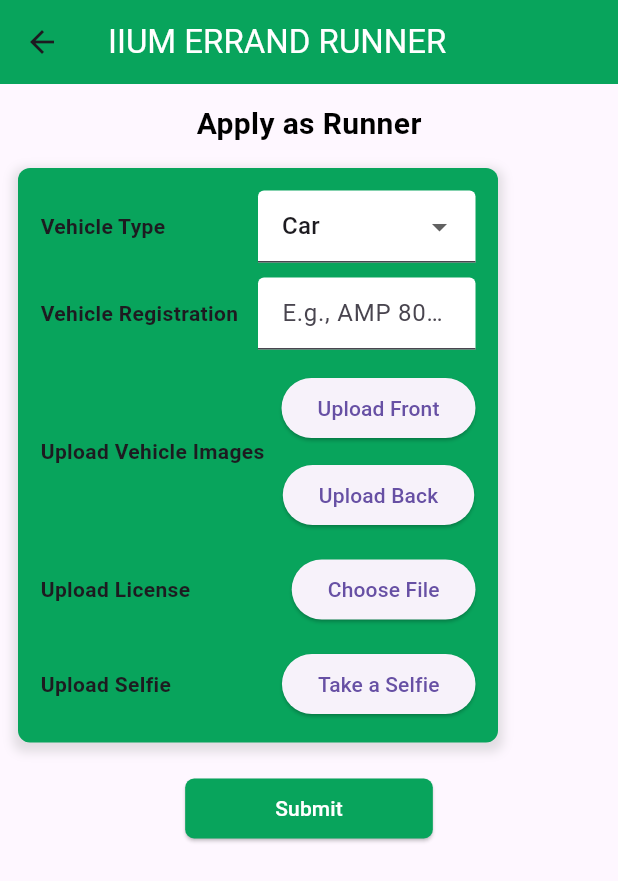
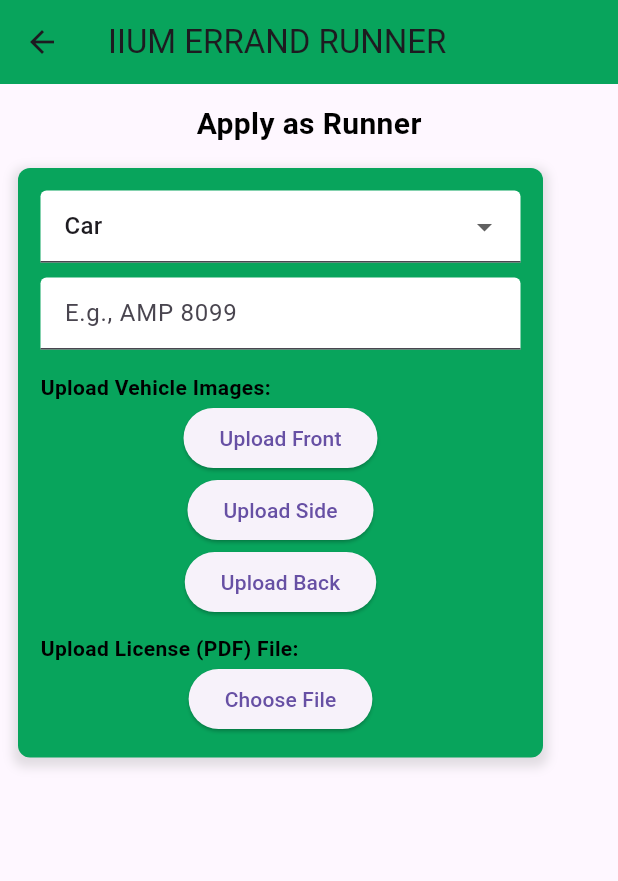
Before and after one commit to FarisArch/INFO-4335-OMEN, a Flutter app: the RunnerApplicationPage screen opened directly, after a tap on "Choose File", on a phone screen of 412 x 824 dp. Shown: the top 881 px of the screen. Run offline on Flutter 3.47's test engine with Material 3 defaults, Android fonts, the phone set to English and light mode, and no system bars; our stand-ins replace cloud_firestore, file_picker, firebase_core, image_picker; accounts and stored records are empty.

Commit message:
Update runner_apply.dart

```diff
--- a/i_run/lib/runnerPages/runner_apply.dart
+++ b/i_run/lib/runnerPages/runner_apply.dart
@@ -1,6 +1,7 @@
 import 'package:flutter/material.dart';
+import 'dart:io';
+import 'package:file_picker/file_picker.dart';
 import 'package:image_picker/image_picker.dart';
-import 'dart:io';
 
 class RunnerApplicationPage extends StatefulWidget {
   const RunnerApplicationPage({super.key});
@@ -10,83 +11,84 @@ class RunnerApplicationPage extends StatefulWidget {
 }
 
 class _RunnerApplicationPageState extends State<RunnerApplicationPage> {
-  // Variables to store user inputs
   String dropdownVehicleType = 'Car';
-  String vehicleRegistration = '';
+  final TextEditingController _vehicleRegController = TextEditingController();
   File? vehicleFrontImage;
   File? vehicleBackImage;
-  File? licenseImage;
-  File? selfieImage;
+  File? vehicleSideImage;
+  File? licenseFile;
   final _formKey = GlobalKey<FormState>();
   final plateRegex = RegExp(r'^[A-Z]{1,3}\s?\d{1,4}[A-Z]?$');
 
-  // Function to handle image selection from gallery or camera
-  Future<void> _pickImage(ImageSource source, String imageType) async {
-    final picker = ImagePicker();
-    final pickedFile = await picker.pickImage(source: source);
+  // Function to pick an image from the gallery
+  Future<void> _pickImage(String fileType) async {
+    final ImagePicker picker = ImagePicker();
+    final XFile? pickedFile = await picker.pickImage(source: ImageSource.gallery);
 
     if (pickedFile != null) {
       setState(() {
-        switch (imageType) {
+        File selectedFile = File(pickedFile.path);
+        switch (fileType) {
           case 'front':
-            vehicleFrontImage = File(pickedFile.path);
+            vehicleFrontImage = selectedFile;
             break;
           case 'back':
-            vehicleBackImage = File(pickedFile.path);
+            vehicleBackImage = selectedFile;
             break;
-          case 'license':
-            licenseImage = File(pickedFile.path);
-            break;
-          case 'selfie':
-            selfieImage = File(pickedFile.path);
+          case 'side':
+            vehicleSideImage = selectedFile;
             break;
         }
       });
     }
   }
 
-  // Function to validate vehicle registration format
+  // Function to pick a PDF file for license upload
+  Future<void> _pickPDF() async {
+    FilePickerResult? result = await FilePicker.platform.pickFiles(
+      type: FileType.custom,
+      allowedExtensions: ['pdf'],
+    );
+
+    if (result != null) {
+      setState(() {
+        licenseFile = File(result.files.single.path!);
+      });
+    }
+  }
+
+  // Function to validate vehicle registration plate format
   String? _validatePlate(String? value) {
-    if (value == null || value.isEmpty) {
-      return 'Please enter vehicle registration';
-    }
-    if (!plateRegex.hasMatch(value)) {
-      return 'Invalid Malaysian plate format';
-    }
+    if (value == null || value.isEmpty) return 'Please enter vehicle registration';
+    if (!plateRegex.hasMatch(value)) return 'Invalid Malaysian plate format';
     return null;
   }
 
   @override
   Widget build(BuildContext context) {
     return Scaffold(
+      resizeToAvoidBottomInset: false,
       appBar: AppBar(
-        title: const Text(
-          "IIUM ERRAND RUNNER",
-          style: TextStyle(color: Colors.white),
-        ),
+        title: const Text("IIUM ERRAND RUNNER"),
         backgroundColor: const Color.fromARGB(255, 8, 164, 92),
       ),
-      body: Center(
+      body: SingleChildScrollView(
         child: Padding(
           padding: const EdgeInsets.all(12.0),
           child: Column(
             crossAxisAlignment: CrossAxisAlignment.start,
             children: [
-              // Page title
               const Center(
                 child: Text(
                   'Apply as Runner',
-                  style: TextStyle(
-                    fontSize: 20,
-                    fontWeight: FontWeight.bold,
-                    color: Colors.black,
-                  ),
+                  style: TextStyle(fontSize: 20, fontWeight: FontWeight.bold, color: Colors.black),
                 ),
               ),
               const SizedBox(height: 15),
-              // Form container with green background
+
+              // Container for form inputs
               Container(
-                width: 320,
+                width: 350,
                 padding: const EdgeInsets.all(15.0),
                 decoration: BoxDecoration(
                   color: const Color.fromARGB(255, 8, 164, 92),
@@ -105,20 +107,10 @@ class _RunnerApplicationPageState extends State<RunnerApplicationPage> {
                   child: Column(
                     crossAxisAlignment: CrossAxisAlignment.start,
                     children: [
-                      // Vehicle type dropdown
-                      Row(
-                        children: [
-                          const Expanded(
-                              child: Text('Vehicle Type',
-                                  style: TextStyle(
-                                      fontWeight: FontWeight.bold))),
-                          Expanded(
-                            child: DropdownButtonFormField<String>(
+                      // Dropdown for selecting vehicle type
+                      DropdownButtonFormField<String>(
                         value: dropdownVehicleType,
-                               decoration: const InputDecoration(
-                                filled: true,
-                                fillColor: Colors.white,
-                              ),
+                        decoration: const InputDecoration(filled: true, fillColor: Colors.white),
                         items: ['Car', 'Motorcycle'].map((String value) {
                           return DropdownMenuItem<String>(
                             value: value,
@@ -131,97 +123,70 @@ class _RunnerApplicationPageState extends State<RunnerApplicationPage> {
                           });
                         },
                       ),
-                          ),
-                        ],
-                      ),
                       const SizedBox(height: 10),
-                      // Vehicle registration input field
-                      Row(
-                        children: [
-                          const Expanded(
-                              child: Text('Vehicle Registration',
-                                  style: TextStyle(
-                                      fontWeight: FontWeight.bold))),
-                          Expanded(
-                            child: TextFormField(
+
+                      // Input field for vehicle registration number
+                      TextFormField(
+                        controller: _vehicleRegController,
                         decoration: const InputDecoration(
                           hintText: 'E.g., AMP 8099',
                           filled: true,
                           fillColor: Colors.white,
                         ),
                         validator: _validatePlate,
-                              onChanged: (value) => vehicleRegistration = value,
+                      ),
+                      const SizedBox(height: 15),
+
+                      // Section for uploading vehicle images
+                      const Text(
+                        'Upload Vehicle Images:',
+                        style: TextStyle(fontWeight: FontWeight.bold, color: Colors.black),
+                      ),
+                      Center(
+                        child: Column(
+                          children: [
+                            ElevatedButton(
+                              onPressed: () => _pickImage('front'),
+                              child: const Text("Upload Front"),
+                            ),
+                            if (vehicleFrontImage != null) Image.file(vehicleFrontImage!, height: 100),
+                            ElevatedButton(
+                              onPressed: () => _pickImage('side'),
+                              child: const Text("Upload Side"),
+                            ),
+                            if (vehicleSideImage != null) Image.file(vehicleSideImage!, height: 100),
+                            ElevatedButton(
+                              onPressed: () => _pickImage('back'),
+                              child: const Text("Upload Back"),
+                            ),
+                            if (vehicleBackImage != null) Image.file(vehicleBackImage!, height: 100),
+                          ],
+                        ),
+                      ),
+                      const SizedBox(height: 10),
+
+                      // Section for uploading license PDF file
+                      const Text(
+                        'Upload License (PDF) File:',
+                        style: TextStyle(fontWeight: FontWeight.bold, color: Colors.black),
+                      ),
+                      Center(
+                        child: Column(
+                          children: [
+                            ElevatedButton(
+                              onPressed: _pickPDF,
+                              child: const Text("Choose File"),
+                            ),
+                            if (licenseFile != null)
+                              Text(
+                                'File: ${licenseFile!.path.split('/').last}',
+                                style: const TextStyle(color: Colors.black),
+                              ),
+                          ],
                         ),
                       ),
                     ],
                   ),
-                      const SizedBox(height: 15),
-                      // Upload vehicle images (front and back)
-                      Row(
-                        children: [
-                          const Expanded(
-                              child: Text("Upload Vehicle Images",
-                                  style: TextStyle(fontWeight: FontWeight.bold))),
-                          Column(
-                            children: [
-                              ElevatedButton(
-                                onPressed: () => _pickImage(ImageSource.gallery, 'front'),
-                                child: const Text("Upload Front"),
-                              ),
-                              const SizedBox(height: 10), // Gap between buttons
-                              ElevatedButton(
-                                onPressed: () => _pickImage(ImageSource.gallery, 'back'),
-                                child: const Text("Upload Back"),
-                              ),
-                            ],
-                          ),
-                        ],
-                      ),
-                      const SizedBox(height: 15),
-                      // Upload license
-                      Row(
-                        children: [
-                          const Expanded(
-                              child: Text("Upload License",
-                                  style: TextStyle(fontWeight: FontWeight.bold))),
-                          ElevatedButton(
-                            onPressed: () => _pickImage(ImageSource.gallery, 'license'),
-                            child: const Text("Choose File"),
-                          ),
-                        ],
-                      ),
-                      const SizedBox(height: 15),
-                      // Upload selfie
-                      Row(
-                        children: [
-                          const Expanded(
-                              child: Text("Upload Selfie",
-                                  style: TextStyle(fontWeight: FontWeight.bold))),
-                          ElevatedButton(
-                            onPressed: () => _pickImage(ImageSource.camera, 'selfie'),
-                            child: const Text("Take a Selfie"),
-                          ),
-                        ],
-                      ),
-                    ],
-                  ),
-                ),
-              ),
-              const SizedBox(height: 20),
-              // Submit button outside the form
-              Center(
-                child: ElevatedButton(
-                  style: ElevatedButton.styleFrom(
-                    backgroundColor: const Color.fromARGB(255, 8, 164, 92),
-                    foregroundColor: Colors.white,
-                    shape: RoundedRectangleBorder(
-                      borderRadius: BorderRadius.circular(6),
-                    ),
-                    padding: const EdgeInsets.symmetric(
-                        vertical: 10, horizontal: 60),
-                  ),
-                  onPressed: () {},
-                  child: const Text('Submit'),
                 ),
               ),
             ],
```
Lines whose indentation alone changed are shown as unchanged.
